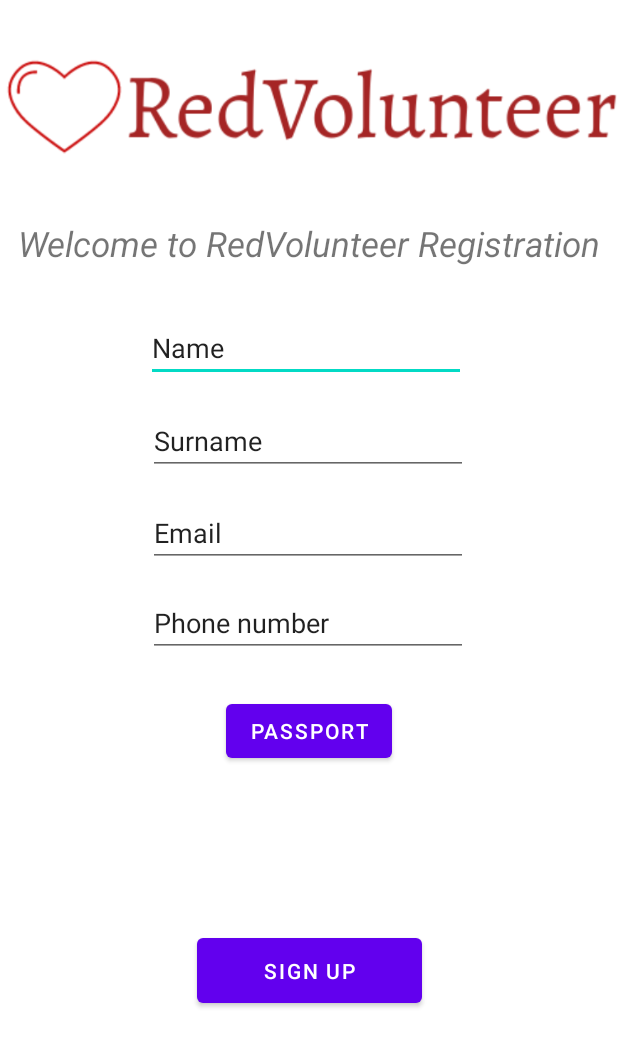
After one commit to Coding-AI-with-html/RedVolunteer, an Android app: the layout login.xml on its own in the app's theme, with its tools: preview values and no code run, on a phone screen of 412 x 824 dp. The commit adds this screen. Shown: the top 1047 px of the screen. Run offline under Robolectric (Android 15) with nearby library versions, the phone set to English and light mode, and no system bars.

Commit message:
Creating layout files, and more mess

```diff
--- a/app/build.gradle
+++ b/app/build.gradle
@@ -1,10 +1,11 @@
 plugins {
-    apply plugin: 'com.android.application'
-    apply plugin: 'com.google.gms.google-services'
+   id 'com.android.application'
+    id 'com.google.gms.google-services'
 }
 
 android {
     compileSdkVersion 29
+    buildToolsVersion "30.0.2"
 
     defaultConfig {
         applicationId "com.redvolunteer"
@@ -30,7 +31,6 @@ android {
 
 dependencies {
 
-    implementation fileTree(dir: "libs", include: ["*.jar"])
     implementation 'androidx.appcompat:appcompat:1.1.0'
     implementation 'androidx.constraintlayout:constraintlayout:1.1.3'
     implementation 'com.google.firebase:firebase-auth:19.3.1'
--- /dev/null
+++ b/app/src/main/java/LoginAndRegister/Login.java
@@ -0,0 +1,6 @@
+package LoginAndRegister;
+
+import androidx.appcompat.app.AppCompatActivity;
+
+public class Login extends AppCompatActivity {
+}
--- /dev/null
+++ b/app/src/main/java/LoginAndRegister/Register.java
@@ -0,0 +1,8 @@
+package LoginAndRegister;
+
+import androidx.appcompat.app.AppCompatActivity;
+
+public class Register  extends AppCompatActivity {
+
+
+}
--- /dev/null
+++ b/app/src/main/res/layout/login.xml
@@ -0,0 +1,111 @@
+<?xml version="1.0" encoding="utf-8"?>
+<androidx.constraintlayout.widget.ConstraintLayout
+    xmlns:android="http://schemas.android.com/apk/res/android"
+    xmlns:app="http://schemas.android.com/apk/res-auto"
+    xmlns:tools="http://schemas.android.com/tools"
+    android:layout_width="match_parent"
+    android:layout_height="match_parent">
+    <TextView
+        android:id="@+id/textView"
+        android:layout_width="wrap_content"
+        android:layout_height="wrap_content"
+        android:text="Welcome to RedVolunteer Registration"
+        android:textSize="23sp"
+        android:textStyle="italic"
+        app:layout_constraintBottom_toBottomOf="parent"
+        app:layout_constraintEnd_toEndOf="parent"
+        app:layout_constraintHorizontal_bias="0.498"
+        app:layout_constraintStart_toStartOf="parent"
+        app:layout_constraintTop_toTopOf="parent"
+        app:layout_constraintVertical_bias="0.185" />
+
+    <EditText
+        android:id="@+id/editTextTextPersonName"
+        android:layout_width="wrap_content"
+        android:layout_height="wrap_content"
+        android:ems="10"
+        android:inputType="textPersonName"
+        android:text="Name"
+        app:layout_constraintBottom_toBottomOf="parent"
+        app:layout_constraintEnd_toEndOf="parent"
+        app:layout_constraintHorizontal_bias="0.489"
+        app:layout_constraintStart_toStartOf="parent"
+        app:layout_constraintTop_toBottomOf="@+id/textView"
+        app:layout_constraintVertical_bias="0.052" />
+
+    <EditText
+        android:id="@+id/editTextTextPersonName2"
+        android:layout_width="wrap_content"
+        android:layout_height="wrap_content"
+        android:ems="10"
+        android:inputType="textPersonName"
+        android:text="Surname"
+        app:layout_constraintBottom_toBottomOf="parent"
+        app:layout_constraintEnd_toEndOf="parent"
+        app:layout_constraintHorizontal_bias="0.497"
+        app:layout_constraintStart_toStartOf="parent"
+        app:layout_constraintTop_toBottomOf="@+id/editTextTextPersonName"
+        app:layout_constraintVertical_bias="0.032" />
+
+    <EditText
+        android:id="@+id/editTextTextEmailAddress2"
+        android:layout_width="wrap_content"
+        android:layout_height="wrap_content"
+        android:ems="10"
+        android:inputType="textEmailAddress"
+        android:text="Email"
+        app:layout_constraintBottom_toBottomOf="parent"
+        app:layout_constraintEnd_toEndOf="parent"
+        app:layout_constraintHorizontal_bias="0.497"
+        app:layout_constraintStart_toStartOf="parent"
+        app:layout_constraintTop_toBottomOf="@+id/editTextTextPersonName2"
+        app:layout_constraintVertical_bias="0.034" />
+
+    <EditText
+        android:id="@+id/editTextPhone"
+        android:layout_width="wrap_content"
+        android:layout_height="wrap_content"
+        android:ems="10"
+        android:inputType="phone"
+        android:text="Phone number"
+        app:layout_constraintBottom_toBottomOf="parent"
+        app:layout_constraintEnd_toEndOf="parent"
+        app:layout_constraintHorizontal_bias="0.497"
+        app:layout_constraintStart_toStartOf="parent"
+        app:layout_constraintTop_toBottomOf="@+id/editTextTextEmailAddress2"
+        app:layout_constraintVertical_bias="0.037" />
+
+    <!--BUTTON TO TAKE A PHOTO OF A PASSPORT -->
+    <Button
+        android:id="@+id/button3"
+        android:layout_width="wrap_content"
+        android:layout_height="wrap_content"
+        android:text="Passport"
+        app:layout_constraintBottom_toBottomOf="parent"
+        app:layout_constraintEnd_toEndOf="parent"
+        app:layout_constraintStart_toStartOf="parent"
+        app:layout_constraintTop_toBottomOf="@+id/editTextPhone"
+        app:layout_constraintVertical_bias="0.074" />
+
+    <Button
+        android:id="@+id/button4"
+        android:layout_width="150dp"
+        android:layout_height="55dp"
+        android:text="Sign Up"
+        app:layout_constraintBottom_toBottomOf="parent"
+        app:layout_constraintEnd_toEndOf="parent"
+        app:layout_constraintStart_toStartOf="parent"
+        app:layout_constraintTop_toBottomOf="@+id/button3"
+        app:layout_constraintVertical_bias="0.42" />
+
+    <ImageView
+        android:id="@+id/imageView"
+        android:layout_width="wrap_content"
+        android:layout_height="wrap_content"
+        app:layout_constraintBottom_toTopOf="@+id/textView"
+        app:layout_constraintEnd_toEndOf="parent"
+        app:layout_constraintStart_toStartOf="parent"
+        app:layout_constraintTop_toTopOf="parent"
+        app:srcCompat="@drawable/redvolunteer" />
+
+</androidx.constraintlayout.widget.ConstraintLayout>
--- a/app/src/main/res/values/colors.xml
+++ b/app/src/main/res/values/colors.xml
@@ -7,4 +7,5 @@
     <color name="teal_700">#FF018786</color>
     <color name="black">#FF000000</color>
     <color name="white">#FFFFFFFF</color>
+    <color name="mainlyColor">#FF0000</color>
 </resources>
```
Also changed, not shown: app/src/main/res/drawable/logo_mainly/RedVolunteer.png (added), app/src/main/res/drawable/redvolunteer.png (added).
